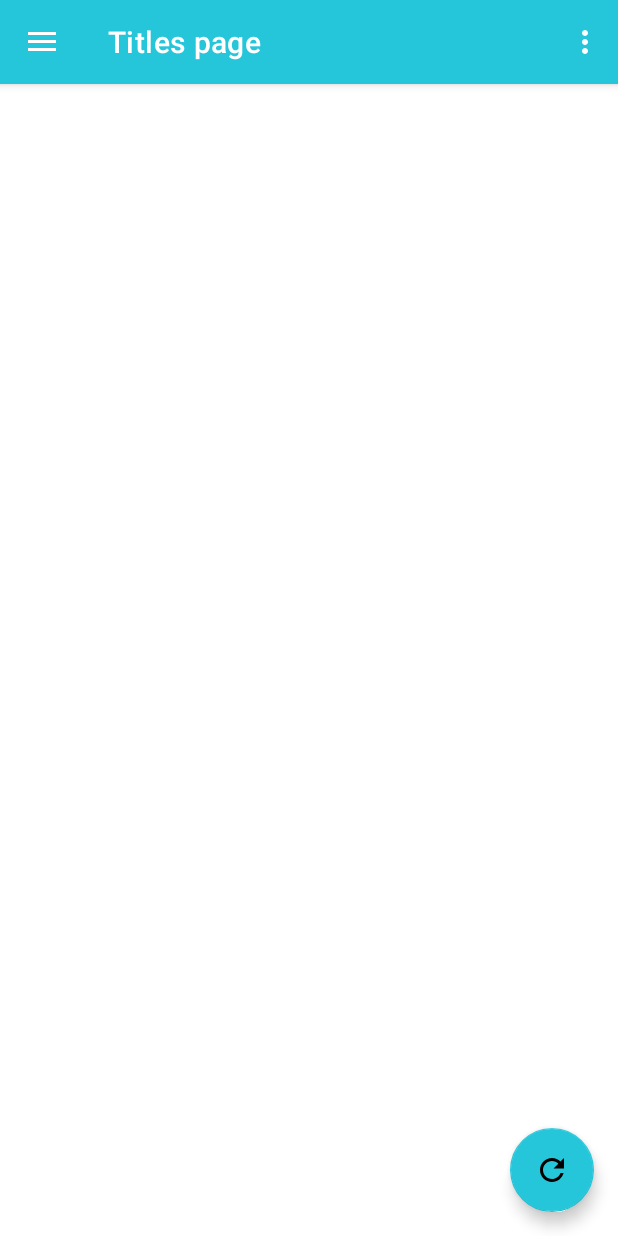
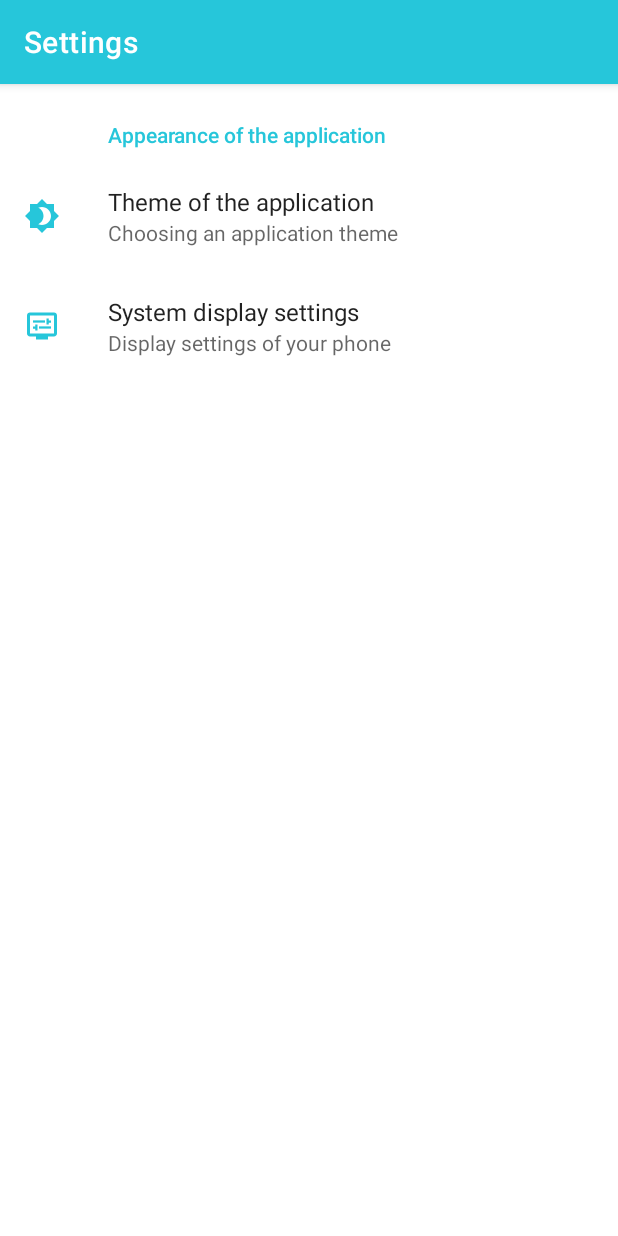
Before and after one commit to QuietPhantom/Animeteka, an Android app: the screen it shows after launch (MainActivity before the commit, SettingsActivity after it), in the options menu, after a tap on "Settings", on a phone screen of 412 x 824 dp. Run offline under Robolectric (Android 15) with nearby library versions, the phone set to English and light mode, and no system bars; our stand-ins replace Picasso, androidx.preference, navigation-ui; libraries missing offline, so code that uses them is left out: dmax.dialog; pictures from the network do not load; 3 statements that could not run were skipped.

Commit message:
Создано меню настроек приложения
Только настройки темы + выход к системным настройкам дисплея

```diff
--- a/app/build.gradle
+++ b/app/build.gradle
@@ -53,6 +53,9 @@ dependencies {
     implementation 'com.squareup.retrofit2:converter-gson:2.9.0'
 
     implementation 'com.github.d-max:spots-dialog:1.1@aar'
+    implementation 'androidx.preference:preference:1.1.1'
+
+    implementation 'androidx.appcompat:appcompat:1.1.0-alpha05'
 
     testImplementation 'junit:junit:4.13.2'
     androidTestImplementation 'androidx.test.ext:junit:1.1.4'
--- a/app/src/main/java/com/example/animeteka/MainActivity.kt
+++ b/app/src/main/java/com/example/animeteka/MainActivity.kt
@@ -1,8 +1,10 @@
 package com.example.animeteka
 
+import android.content.Intent
+import android.content.SharedPreferences
 import android.os.Bundle
 import android.view.Menu
-import com.google.android.material.snackbar.Snackbar
+import android.view.MenuItem
 import com.google.android.material.navigation.NavigationView
 import androidx.navigation.findNavController
 import androidx.navigation.ui.AppBarConfiguration
@@ -11,15 +13,15 @@ import androidx.navigation.ui.setupActionBarWithNavController
 import androidx.navigation.ui.setupWithNavController
 import androidx.drawerlayout.widget.DrawerLayout
 import androidx.appcompat.app.AppCompatActivity
-import androidx.recyclerview.widget.RecyclerView
-import androidx.recyclerview.widget.RecyclerView.Recycler
+import androidx.appcompat.app.AppCompatDelegate
+import androidx.preference.PreferenceManager
 import com.example.animeteka.databinding.ActivityMainBinding
-import com.example.animeteka.ui.home.HomeFragment
 
 class MainActivity : AppCompatActivity() {
 
     private lateinit var appBarConfiguration: AppBarConfiguration
     private lateinit var binding: ActivityMainBinding
+    private lateinit var sp: SharedPreferences
 
     override fun onCreate(savedInstanceState: Bundle?) {
         super.onCreate(savedInstanceState)
@@ -41,6 +43,20 @@ class MainActivity : AppCompatActivity() {
         )
         setupActionBarWithNavController(navController, appBarConfiguration)
         navView.setupWithNavController(navController)
+
+        sp = PreferenceManager.getDefaultSharedPreferences(this);
+    }
+
+    override fun onResume() {
+        super.onResume()
+        val theme = sp.getString("application_theme", "")
+        if(theme.equals("Bright")){
+            AppCompatDelegate.setDefaultNightMode(AppCompatDelegate.MODE_NIGHT_NO);
+        } else if (theme.equals("Dark")) {
+            AppCompatDelegate.setDefaultNightMode(AppCompatDelegate.MODE_NIGHT_YES);
+        } else {
+            AppCompatDelegate.setDefaultNightMode(AppCompatDelegate.MODE_NIGHT_FOLLOW_SYSTEM);
+        }
     }
 
     override fun onCreateOptionsMenu(menu: Menu): Boolean {
@@ -49,6 +65,16 @@ class MainActivity : AppCompatActivity() {
         return true
     }
 
+    override fun onOptionsItemSelected(item: MenuItem): Boolean {
+        when (item.itemId) {
+            R.id.action_settings -> {
+                val intent = Intent(this, SettingsActivity::class.java)
+                startActivity(intent)
+            }
+        }
+        return super.onOptionsItemSelected(item)
+    }
+
     override fun onSupportNavigateUp(): Boolean {
         val navController = findNavController(R.id.nav_host_fragment_content_main)
         return navController.navigateUp(appBarConfiguration) || super.onSupportNavigateUp()
--- /dev/null
+++ b/app/src/main/java/com/example/animeteka/SettingsActivity.kt
@@ -0,0 +1,27 @@
+package com.example.animeteka
+
+import android.content.Intent
+import android.os.Bundle
+import androidx.appcompat.app.AppCompatActivity
+import androidx.preference.PreferenceFragmentCompat
+import androidx.preference.SwitchPreference
+
+class SettingsActivity : AppCompatActivity() {
+
+    override fun onCreate(savedInstanceState: Bundle?) {
+        super.onCreate(savedInstanceState)
+        setContentView(R.layout.settings_activity)
+        if (savedInstanceState == null) {
+            supportFragmentManager
+                .beginTransaction()
+                .replace(R.id.settings_frame, SettingsFragment())
+                .commit()
+        }
+    }
+
+    class SettingsFragment : PreferenceFragmentCompat() {
+        override fun onCreatePreferences(savedInstanceState: Bundle?, rootKey: String?) {
+            setPreferencesFromResource(R.xml.settings, rootKey)
+        }
+    }
+}
--- /dev/null
+++ b/app/src/main/res/drawable/ic_application_theme.xml
@@ -0,0 +1,5 @@
+<vector android:height="24dp" android:tint="#26C6DA"
+    android:viewportHeight="24" android:viewportWidth="24"
+    android:width="24dp" xmlns:android="http://schemas.android.com/apk/res/android">
+    <path android:fillColor="@android:color/white" android:pathData="M20,8.69V4h-4.69L12,0.69 8.69,4H4v4.69L0.69,12 4,15.31V20h4.69L12,23.31 15.31,20H20v-4.69L23.31,12 20,8.69zM12,18c-0.89,0 -1.74,-0.2 -2.5,-0.55C11.56,16.5 13,14.42 13,12s-1.44,-4.5 -3.5,-5.45C10.26,6.2 11.11,6 12,6c3.31,0 6,2.69 6,6s-2.69,6 -6,6z"/>
+</vector>
--- /dev/null
+++ b/app/src/main/res/drawable/ic_display_settings.xml
@@ -0,0 +1,9 @@
+<vector android:height="24dp" android:tint="#26C6DA"
+    android:viewportHeight="24" android:viewportWidth="24"
+    android:width="24dp" xmlns:android="http://schemas.android.com/apk/res/android">
+    <path android:fillColor="@android:color/white" android:pathData="M20,3H4C2.89,3 2,3.89 2,5v12c0,1.1 0.89,2 2,2h4v2h8v-2h4c1.1,0 2,-0.9 2,-2V5C22,3.89 21.1,3 20,3zM20,17H4V5h16V17z"/>
+    <path android:fillColor="@android:color/white" android:pathData="M6,8.25h8v1.5h-8z"/>
+    <path android:fillColor="@android:color/white" android:pathData="M16.5,9.75l1.5,0l0,-1.5l-1.5,0l0,-1.25l-1.5,0l0,4l1.5,0z"/>
+    <path android:fillColor="@android:color/white" android:pathData="M10,12.25h8v1.5h-8z"/>
+    <path android:fillColor="@android:color/white" android:pathData="M7.5,15l1.5,0l0,-4l-1.5,0l0,1.25l-1.5,0l0,1.5l1.5,0z"/>
+</vector>
--- a/app/src/main/res/drawable/ic_menu_switch_bright.xml
+++ /dev/null
@@ -1,5 +0,0 @@
-<vector android:height="24dp" android:tint="#000000"
-    android:viewportHeight="24" android:viewportWidth="24"
-    android:width="24dp" xmlns:android="http://schemas.android.com/apk/res/android">
-    <path android:fillColor="@android:color/white" android:pathData="M6.76,4.84l-1.8,-1.79 -1.41,1.41 1.79,1.79 1.42,-1.41zM4,10.5L1,10.5v2h3v-2zM13,0.55h-2L11,3.5h2L13,0.55zM20.45,4.46l-1.41,-1.41 -1.79,1.79 1.41,1.41 1.79,-1.79zM17.24,18.16l1.79,1.8 1.41,-1.41 -1.8,-1.79 -1.4,1.4zM20,10.5v2h3v-2h-3zM12,5.5c-3.31,0 -6,2.69 -6,6s2.69,6 6,6 6,-2.69 6,-6 -2.69,-6 -6,-6zM11,22.45h2L13,19.5h-2v2.95zM3.55,18.54l1.41,1.41 1.79,-1.8 -1.41,-1.41 -1.79,1.8z"/>
-</vector>
--- a/app/src/main/res/drawable/ic_menu_switch_night.xml
+++ /dev/null
@@ -1,5 +0,0 @@
-<vector android:height="24dp" android:tint="#000000"
-    android:viewportHeight="24" android:viewportWidth="24"
-    android:width="24dp" xmlns:android="http://schemas.android.com/apk/res/android">
-    <path android:fillColor="@android:color/white" android:pathData="M9.5,2c-1.82,0 -3.53,0.5 -5,1.35c2.99,1.73 5,4.95 5,8.65s-2.01,6.92 -5,8.65C5.97,21.5 7.68,22 9.5,22c5.52,0 10,-4.48 10,-10S15.02,2 9.5,2z"/>
-</vector>
--- /dev/null
+++ b/app/src/main/res/layout/settings_activity.xml
@@ -0,0 +1,9 @@
+<LinearLayout xmlns:android="http://schemas.android.com/apk/res/android"
+    android:layout_width="match_parent"
+    android:layout_height="match_parent">
+
+    <FrameLayout
+        android:id="@+id/settings_frame"
+        android:layout_width="match_parent"
+        android:layout_height="match_parent" />
+</LinearLayout>
--- /dev/null
+++ b/app/src/main/res/values/arrays.xml
@@ -0,0 +1,8 @@
+<?xml version="1.0" encoding="utf-8"?>
+<resources>
+    <string-array name="settings_list_preference_titles">
+        <item>Bright</item>
+        <item>Dark</item>
+        <item>According to the settings</item>
+    </string-array>
+</resources>
--- a/app/src/main/res/values/strings.xml
+++ b/app/src/main/res/values/strings.xml
@@ -13,4 +13,13 @@
     <string name="menu_com_forum">Forum</string>
     <string name="menu_com_person_add">Invite a person</string>
     <string name="menu_com_links">Helpful links</string>
+
+    <string name="title_activity_settings">Settings</string>
+    <string name="menu_settings_appearance">Appearance of the application</string>
+    <string name="menu_settings_switcher_title">Theme of the application</string>
+    <string name="menu_settings_switcher_summary">Choosing an application theme</string>
+    <string name="menu_settings_switcher_hint">Dark theme</string>
+    <string name="menu_settings_import_setting_title">System display settings</string>
+    <string name="menu_settings_import_setting_summary">Display settings of your phone</string>
+
 </resources>
--- /dev/null
+++ b/app/src/main/res/xml/settings.xml
@@ -0,0 +1,23 @@
+<?xml version="1.0" encoding="utf-8"?>
+<PreferenceScreen xmlns:android="http://schemas.android.com/apk/res/android">
+    <PreferenceCategory
+        android:title="@string/menu_settings_appearance">
+        <ListPreference
+            android:key="application_theme"
+            android:title="@string/menu_settings_switcher_title"
+            android:summary="@string/menu_settings_switcher_summary"
+            android:showDefault="true"
+            android:icon="@drawable/ic_application_theme"
+            android:entries="@array/settings_list_preference_titles"
+            android:entryValues="@array/settings_list_preference_titles"
+            android:defaultValue="Bright"
+            android:dialogTitle="@string/menu_settings_switcher_hint">
+        </ListPreference>
+        <PreferenceScreen
+            android:title="@string/menu_settings_import_setting_title"
+            android:summary="@string/menu_settings_import_setting_summary"
+            android:icon="@drawable/ic_display_settings">
+            <intent android:action="android.settings.DISPLAY_SETTINGS" />
+        </PreferenceScreen>
+    </PreferenceCategory>
+</PreferenceScreen>
```
Also changed, not shown: app/src/main/AndroidManifest.xml (+11 -1 lines), app/src/main/res/drawable/ic_menu_camera.xml (deleted, +0 -12 lines), app/src/main/res/drawable/ic_menu_gallery.xml (deleted, +0 -9 lines), app/src/main/res/drawable/ic_menu_slideshow.xml (deleted, +0 -9 lines).
